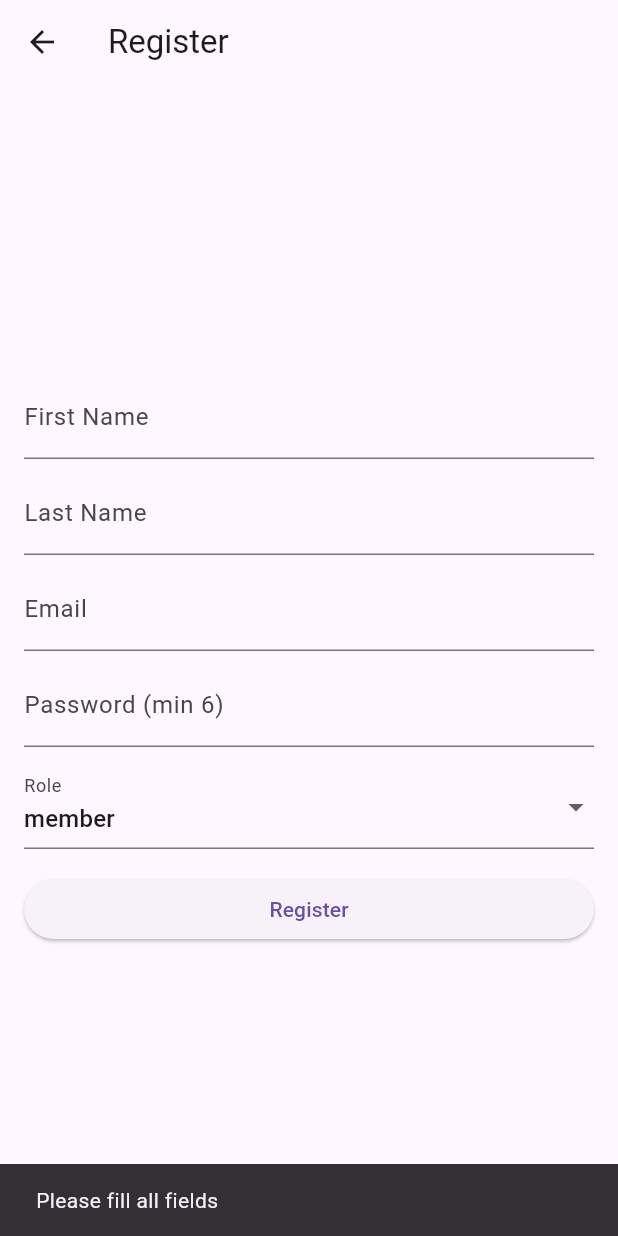
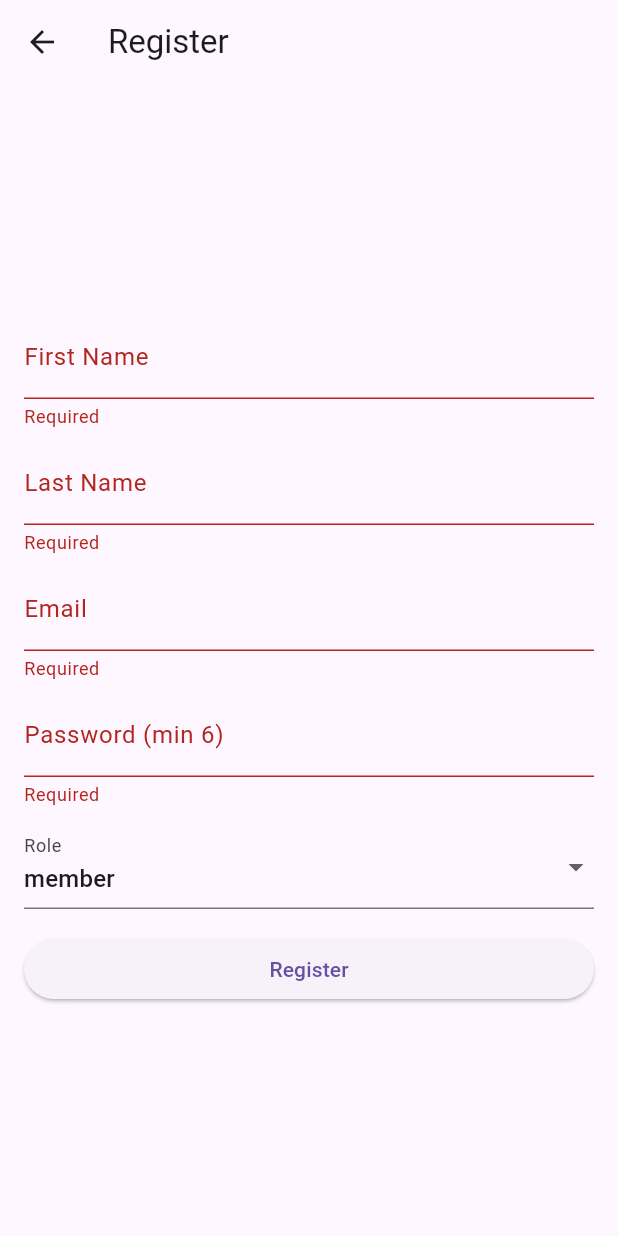
Before and after one commit to lajacl/message-board, a Flutter app: the RegisterPage screen opened directly, after a tap on "Register", on a phone screen of 412 x 824 dp. Run offline on Flutter 3.47's test engine with Material 3 defaults, Android fonts, the phone set to English and light mode, and no system bars; our stand-ins replace cloud_firestore, firebase_auth, firebase_core; accounts and stored records are empty; generated files the repository leaves out were written again.

Commit message:
Use form widget and add more text field validation

```diff
--- a/lib/auth.dart
+++ b/lib/auth.dart
@@ -182,6 +182,7 @@ class RegisterPage extends StatefulWidget {
 }
 
 class _RegisterPageState extends State<RegisterPage> {
+  final _formKey = GlobalKey<FormState>();
   final _email = TextEditingController();
   final _pw = TextEditingController();
   final _first = TextEditingController();
@@ -199,14 +200,12 @@ class _RegisterPageState extends State<RegisterPage> {
   }
 
   Future<void> _register() async {
+    if (_formKey.currentState!.validate()) {
       final mail = _email.text.trim();
       final pw = _pw.text.trim();
       final fn = _first.text.trim();
       final ln = _last.text.trim();
-    if (mail.isEmpty || pw.isEmpty || fn.isEmpty || ln.isEmpty) {
-      showSnack(context, 'Please fill all fields');
-      return;
-    }
+
       setState(() => _loading = true);
       try {
         final cred = await FirebaseAuth.instance.createUserWithEmailAndPassword(
@@ -233,6 +232,7 @@ class _RegisterPageState extends State<RegisterPage> {
         setState(() => _loading = false);
       }
     }
+  }
 
   @override
   Widget build(BuildContext context) {
@@ -243,29 +243,61 @@ class _RegisterPageState extends State<RegisterPage> {
           constraints: BoxConstraints(maxWidth: 560),
           child: Padding(
             padding: EdgeInsets.all(16),
+            child: Form(
+              key: _formKey,
               child: ListView(
                 shrinkWrap: true,
                 children: [
-                TextField(
+                  TextFormField(
                     controller: _first,
                     decoration: InputDecoration(labelText: 'First Name'),
+                    validator: (value) {
+                      if (value == null || value.trim().isEmpty) {
+                        return "Required";
+                      }
+                      return null;
+                    },
                   ),
                   SizedBox(height: 8),
-                TextField(
+                  TextFormField(
                     controller: _last,
                     decoration: InputDecoration(labelText: 'Last Name'),
+                    validator: (value) {
+                      if (value == null || value.trim().isEmpty) {
+                        return "Required";
+                      }
+                      return null;
+                    },
                   ),
                   SizedBox(height: 8),
-                TextField(
+                  TextFormField(
                     controller: _email,
                     keyboardType: TextInputType.emailAddress,
                     decoration: InputDecoration(labelText: 'Email'),
+                    validator: (value) {
+                      if (value == null || value.trim().isEmpty) {
+                        return "Required";
+                      }
+                      if (!value.contains(RegExp(r'.+@.+\..+'))) {
+                        return 'Invalid';
+                      }
+                      return null;
+                    },
                   ),
                   SizedBox(height: 8),
-                TextField(
+                  TextFormField(
                     controller: _pw,
                     obscureText: true,
                     decoration: InputDecoration(labelText: 'Password (min 6)'),
+                    validator: (value) {
+                      if (value == null || value.trim().isEmpty) {
+                        return "Required";
+                      }
+                      if (value.trim().length < 6) {
+                        return "Must be at least 6 characters";
+                      }
+                      return null;
+                    },
                   ),
                   SizedBox(height: 12),
                   DropdownButtonFormField<String>(
@@ -286,6 +318,7 @@ class _RegisterPageState extends State<RegisterPage> {
             ),
           ),
         ),
+      ),
     );
   }
 }
```
Lines whose indentation alone changed are shown as unchanged.
